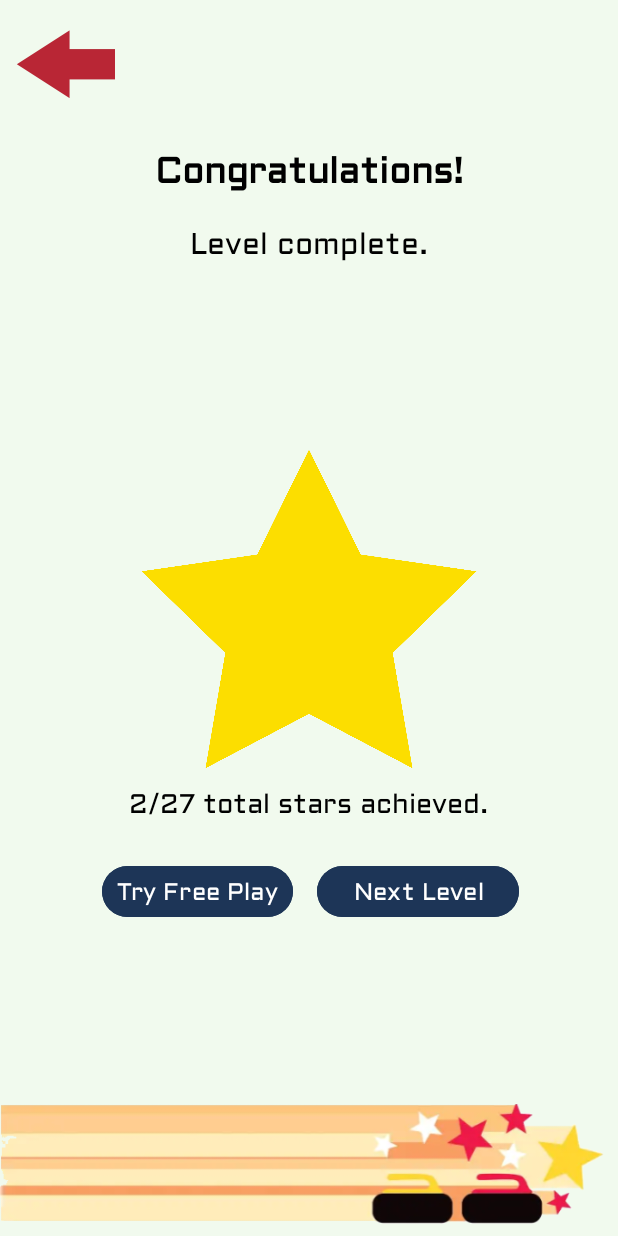
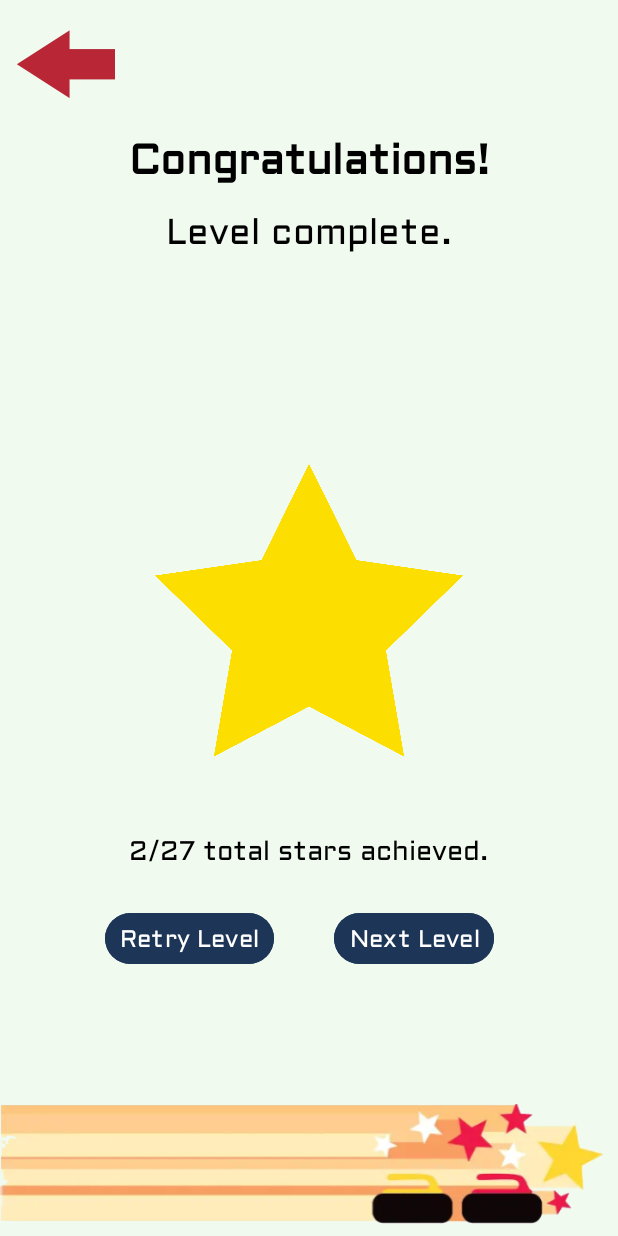
Before and after one commit to JamieStewart4/CS2063-project, an Android app: the layout puzzle_complete_screen.xml on its own in the app's theme, with its tools: preview values and no code run, on a phone screen of 412 x 824 dp. Run offline under Robolectric (Android 15) with nearby library versions, the phone set to English and light mode, and no system bars.

Commit message:
Fix puzzle complete format

```diff
--- a/app/src/main/java/com/example/curlingclubchampions/PuzzleComplete.kt
+++ b/app/src/main/java/com/example/curlingclubchampions/PuzzleComplete.kt
@@ -73,7 +73,7 @@ class PuzzleComplete: AppCompatActivity() {
         congratsLevelTextView.text = "Level $puzzleID ($difficulty) complete."
 
         val solutionDescriptionTextView = findViewById<TextView>(R.id.solutionDescriptionText)
-        solutionDescriptionTextView.text = solutionDesc
+        solutionDescriptionTextView.text = "Explanation:\n\n$solutionDesc"
 
         val starInfoTextView = findViewById<TextView>(R.id.starProgress)
         val totalStars = updateTotalStars(preferences)
--- a/app/src/main/java/com/example/curlingclubchampions/PuzzleMode.kt
+++ b/app/src/main/java/com/example/curlingclubchampions/PuzzleMode.kt
@@ -36,6 +36,7 @@ class PuzzleMode: AppCompatActivity() {
     private var puzzleId = -1
     // List of rocks drawn on screen
     private var rockList = mutableListOf<RockReader.Rock>()
+    private var rockViewList = mutableListOf<ImageView>()
     // List of win areas for this puzzle
     private lateinit var winAreaList: List<RockReader.WinArea>
     // Current active win area
@@ -210,6 +211,7 @@ class PuzzleMode: AppCompatActivity() {
         } else if (rock.colour == RockReader.Colour.YELLOW) {
             newRock.setImageDrawable(yellowRockDrawable)
         }
+        rockViewList.add(newRock)
         return newRock
     }
 
@@ -413,8 +415,14 @@ class PuzzleMode: AppCompatActivity() {
         checkmark.visibility = ImageView.VISIBLE
         checkmark.bringToFront()
 
+        val layout = findViewById<RelativeLayout>(R.id.puzzle_relative_layout)
+
         val nextRock = rockSequence[currentRockSequence - 1]
+
         rockList.add(nextRock)
+        val newRock = createImageViewFromRock(nextRock)
+        layout.addView(newRock)
+
 
         // Move exclamation mark to newly added rock in sequence to indicate update
         exclamationMark.x = (nextRock.x.toFloat() + rockWidth / 1.5).toFloat()
@@ -423,10 +431,6 @@ class PuzzleMode: AppCompatActivity() {
         exclamationMark.bringToFront()
 
         checkIndicatorCollision(nextRock)
-
-        val newRock = createImageViewFromRock(nextRock)
-        val layout = findViewById<RelativeLayout>(R.id.puzzle_relative_layout)
-        layout.addView(newRock)
 
         // Create moveable rock
         moveRock = RockReader.Rock(RockReader.Colour.YELLOW, 475.0, 1900.0)
--- a/app/src/main/res/layout/puzzle_complete_screen.xml
+++ b/app/src/main/res/layout/puzzle_complete_screen.xml
@@ -23,14 +23,14 @@
         android:id="@+id/congratulationsText"
         android:layout_width="wrap_content"
         android:layout_height="wrap_content"
-        android:layout_marginTop="20dp"
+        android:layout_marginTop="10dp"
         android:layout_below="@id/back_button"
         android:fontFamily="@font/aldrich"
         android:typeface="monospace"
         android:layout_centerHorizontal="true"
         android:text="@string/congratulations_text"
         android:textColor="@color/black"
-        android:textSize="24sp"
+        android:textSize="28sp"
         android:textStyle="bold" />
 
     <TextView
@@ -38,31 +38,33 @@
         android:layout_width="wrap_content"
         android:layout_height="wrap_content"
         android:layout_marginTop="18dp"
+        android:layout_marginEnd="5dp"
+        android:layout_marginStart="5dp"
         android:layout_below="@id/congratulations_info"
         android:fontFamily="@font/aldrich"
         android:typeface="monospace"
         android:layout_centerHorizontal="true"
         android:textAlignment="center"
         android:textColor="@color/black"
-        android:textSize="18sp"/>
+        android:textSize="16sp"/>
 
     <TextView
         android:id="@+id/congratulations_info"
         android:layout_width="wrap_content"
         android:layout_height="wrap_content"
-        android:layout_marginTop="16dp"
+        android:layout_marginTop="10dp"
         android:layout_centerHorizontal="true"
         android:layout_below="@id/congratulationsText"
         android:text="@string/congratulations_info"
         android:fontFamily="@font/aldrich"
         android:typeface="monospace"
         android:textColor="@color/black"
-        android:textSize="20sp" />
+        android:textSize="24sp" />
 
     <ImageView
         android:id="@+id/star_large"
-        android:layout_width="match_parent"
-        android:layout_height="223dp"
+        android:layout_width="380dp"
+        android:layout_height="205dp"
         android:layout_centerInParent="true"
         app:srcCompat="@drawable/star" />
 
@@ -70,6 +72,7 @@
         android:id="@+id/starProgress"
         android:layout_width="wrap_content"
         android:layout_height="wrap_content"
+        android:layout_marginTop="40dp"
         android:layout_marginBottom="64dp"
         android:gravity="center"
         android:layout_below="@id/star_large"
@@ -85,6 +88,7 @@
         android:id="@+id/congratulations_buttons"
         android:layout_width="445dp"
         android:layout_height="142dp"
+        android:layout_marginTop="40dp"
         android:layout_centerVertical="true"
         android:layout_centerHorizontal="true"
         android:layout_below="@id/star_large"
@@ -95,8 +99,8 @@
             android:id="@+id/puzzleCreatorButton"
             android:layout_width="wrap_content"
             android:layout_height="wrap_content"
-            android:layout_marginEnd="16dp"
-            android:layout_marginStart="18dp"
+            android:layout_marginEnd="40dp"
+            android:layout_marginStart="20dp"
             android:backgroundTint="@color/button"
             android:drawablePadding="8dp"
             android:fontFamily="@font/aldrich"
@@ -115,6 +119,8 @@
             android:fontFamily="@font/aldrich"
             android:text="@string/next_level"
             android:textColor="@color/white"
+            android:paddingStart="10dp"
+            android:paddingEnd="10dp"
             android:textSize="16sp"
             android:typeface="monospace" />
     </LinearLayout>
--- a/app/src/main/res/values/strings.xml
+++ b/app/src/main/res/values/strings.xml
@@ -8,7 +8,7 @@
     <string name="congratulations_text">Congratulations!</string>
     <string name="congratulations_info">Level complete.</string>
     <string name="star_progress">2/27 total stars achieved.</string>
-    <string name="try_in_free_play">Try Free Play</string>
+    <string name="try_in_free_play">Retry Level</string>
     <string name="next_level">Next Level</string>
     <string name="check_button">Check</string>
     <string name="info_button">Info</string>
```
